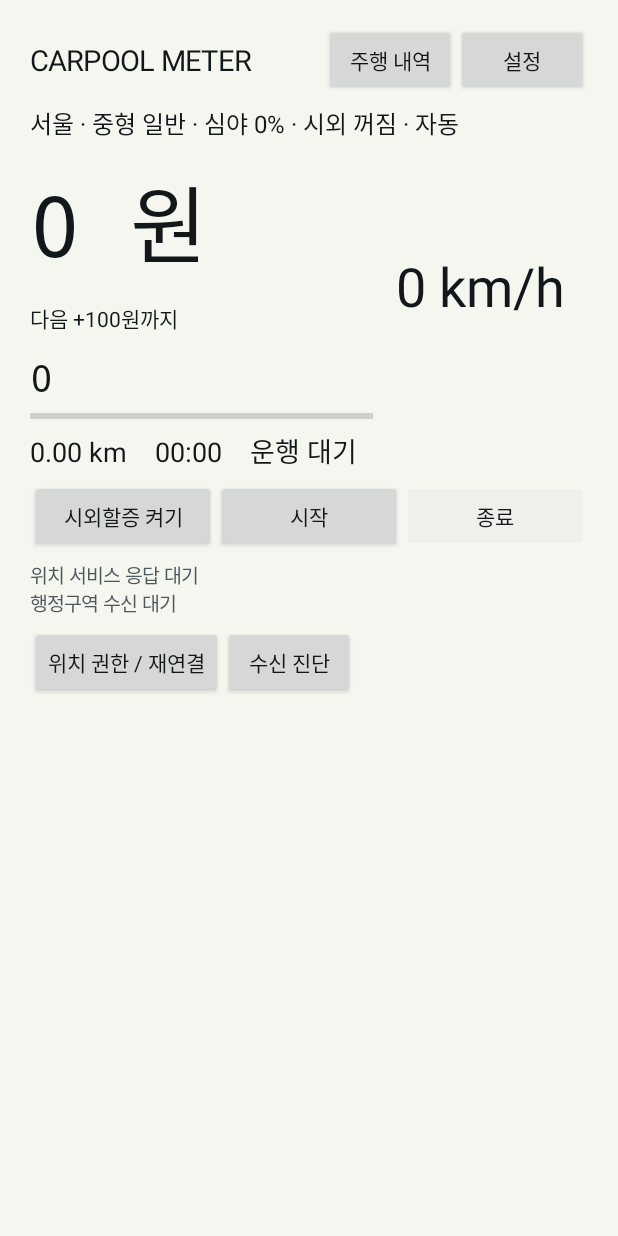
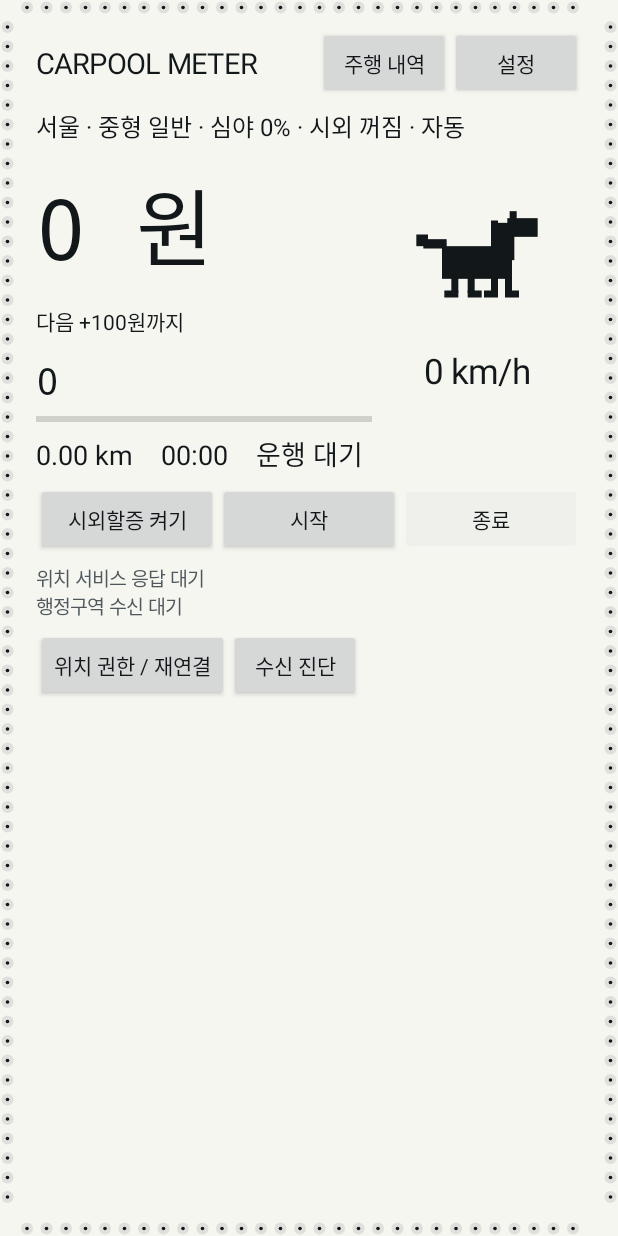
Before and after one commit to hijae/pleos-carpool-meter, an Android app: the screen it shows after launch (MainActivity), on a phone screen of 412 x 824 dp. Run offline under Robolectric (Android 15) with nearby library versions, the phone set to English and light mode, and no system bars; libraries missing offline, so code that uses them is left out: ai.pleos.playground; 8 statements that could not run were skipped.

Commit message:
Add monochrome running characters and adaptive LED frame (#9)

```diff
--- /dev/null
+++ b/app/src/main/java/ai/pleos/smoke/CharacterView.java
@@ -0,0 +1,37 @@
+package ai.pleos.smoke;
+import android.content.Context;
+import android.graphics.Canvas;
+import android.graphics.Paint;
+import android.os.SystemClock;
+import android.provider.Settings;
+import android.view.View;
+
+/** Small monochrome pixel characters, rendered at <= 15 fps. Idle cadence never reaches zero. */
+public final class CharacterView extends View {
+    private final Paint paint=new Paint();
+    private String character="horse";
+    private int color;
+    private double speed;
+    private boolean attached;
+    public CharacterView(Context context){super(context);setContentDescription("달리는 캐릭터");setImportantForAccessibility(IMPORTANT_FOR_ACCESSIBILITY_YES);}
+    public void update(String character,int color,double speed){this.character=character;this.color=color;this.speed=Math.max(0,Math.min(150,speed));invalidate();}
+    protected void onAttachedToWindow(){super.onAttachedToWindow();attached=true;invalidate();}
+    protected void onDetachedFromWindow(){attached=false;super.onDetachedFromWindow();}
+    protected void onDraw(Canvas canvas){
+        super.onDraw(canvas);paint.setColor(color);
+        boolean animate=Settings.Global.getFloat(getContext().getContentResolver(),Settings.Global.ANIMATOR_DURATION_SCALE,1)!=0;
+        long period=(long)Math.max(170,1100/(1+speed/22));int phase=animate?(int)(SystemClock.uptimeMillis()/(period/2)%2):0;
+        float scale=Math.min(getWidth()/90f,getHeight()/56f);canvas.save();canvas.translate((getWidth()-90*scale)/2,(getHeight()-56*scale)/2);canvas.scale(scale,scale);canvas.translate(16,10-phase);
+        switch(character){
+            case "cat" -> {rect(canvas,14,17,28,12);rect(canvas,38,9,14,13);rect(canvas,38,5,4,7);rect(canvas,48,5,4,7);rect(canvas,8,11,5,14);rect(canvas,5,8,7,4);}
+            case "rabbit" -> {rect(canvas,15,15,27,15);rect(canvas,35,8,15,15);rect(canvas,36,-1,4,13);rect(canvas,44,-2,4,14);rect(canvas,9,18,7,7);}
+            case "duck" -> {rect(canvas,13,16,30,16);rect(canvas,35,9,12,17);rect(canvas,38,5,11,10);rect(canvas,48,11,10,4);rect(canvas,6,15,10,6);}
+            default -> {rect(canvas,14,15,30,14);rect(canvas,37,5,8,16);rect(canvas,42,3,13,8);rect(canvas,43,0,3,5);rect(canvas,35,4,3,17);rect(canvas,6,12,10,4);rect(canvas,3,10,5,5);}
+        }
+        int[] feet=character.equals("duck")?new int[]{24,36}:new int[]{18,25,35,41};
+        for(int i=0;i<feet.length;i++){int off=i%2==phase?3:-3;rect(canvas,feet[i],27,3,8);rect(canvas,feet[i]+Math.min(off,0),34,6,3);}
+        canvas.restore();
+        if(attached&&isShown()&&animate)postInvalidateDelayed(70);
+    }
+    private void rect(Canvas canvas,float x,float y,float w,float h){canvas.drawRect(x,y,x+w,y+h,paint);}
+}
--- /dev/null
+++ b/app/src/main/java/ai/pleos/smoke/LedLayout.java
@@ -0,0 +1,18 @@
+package ai.pleos.smoke;
+import android.content.Context;
+import android.graphics.Canvas;
+import android.graphics.Paint;
+import android.widget.LinearLayout;
+
+/** Quiet dotted LED frame; no flashing and no per-frame allocation. */
+public final class LedLayout extends LinearLayout {
+    private final Paint glow=new Paint(Paint.ANTI_ALIAS_FLAG);
+    private final Paint point=new Paint(Paint.ANTI_ALIAS_FLAG);
+    private final float density;
+    public LedLayout(Context context,int color){super(context);density=getResources().getDisplayMetrics().density;setWillNotDraw(false);point.setColor(color);glow.setColor(color);glow.setAlpha(25);}
+    protected void onDraw(Canvas c){super.onDraw(c);float inset=5*density,spacing=13*density;
+        for(float x=inset+spacing;x<getWidth()-inset-spacing;x+=spacing){dot(c,x,inset);dot(c,x,getHeight()-inset);}
+        for(float y=inset+spacing;y<getHeight()-inset-spacing;y+=spacing){dot(c,inset,y);dot(c,getWidth()-inset,y);}
+    }
+    private void dot(Canvas c,float x,float y){c.drawCircle(x,y,4*density,glow);c.drawCircle(x,y,1.2f*density,point);}
+}
--- a/app/src/main/java/ai/pleos/smoke/MainActivity.java
+++ b/app/src/main/java/ai/pleos/smoke/MainActivity.java
@@ -19,7 +19,8 @@ public final class MainActivity extends UiActivity implements PleosLocationSourc
     private MeterApplication session;
     private PleosLocationSource motion;
     private NaviAreaSource navigation;
-    private TextView amount,counter,increment,metrics,rates,signal,character;
+    private TextView amount,counter,increment,metrics,rates,signal,speedLabel;
+    private CharacterView character;
     private ProgressBar progress;
     private Button begin,pause,end,outside;
     private final Handler handler=new Handler(Looper.getMainLooper());
@@ -31,7 +32,7 @@ public final class MainActivity extends UiActivity implements PleosLocationSourc
         getWindow().addFlags(WindowManager.LayoutParams.FLAG_KEEP_SCREEN_ON);build();
     }
     private void build(){
-        applyPalette();LinearLayout root=column();
+        applyPalette();LinearLayout root=new LedLayout(this,ink);root.setOrientation(1);root.setPadding(dp(24),dp(18),dp(24),dp(18));root.setBackgroundColor(paper);
         LinearLayout header=new LinearLayout(this);header.setGravity(Gravity.CENTER_VERTICAL);
         TextView title=text("CARPOOL METER",19);header.addView(title,new LinearLayout.LayoutParams(0,-2,1));
         header.addView(button("주행 내역",this::history));header.addView(button("설정",()->startActivity(new Intent(this,SettingsActivity.class))));root.addView(header);
@@ -41,7 +42,8 @@ public final class MainActivity extends UiActivity implements PleosLocationSourc
         amount=text("0 원",56);amount.setTypeface(android.graphics.Typeface.MONOSPACE);money.addView(amount);
         increment=text("",14);money.addView(increment);counter=text("0",25);counter.setTypeface(android.graphics.Typeface.MONOSPACE);money.addView(counter);
         progress=new ProgressBar(this,null,android.R.attr.progressBarStyleHorizontal);progress.setMax(10000);progress.setProgressTintList(android.content.res.ColorStateList.valueOf(ink));money.addView(progress,new LinearLayout.LayoutParams(-1,dp(6)));
-        display.addView(money,new LinearLayout.LayoutParams(0,-2,1.6f));character=text("",36);character.setGravity(Gravity.CENTER);display.addView(character,new LinearLayout.LayoutParams(0,dp(130),1));root.addView(display);
+        display.addView(money,new LinearLayout.LayoutParams(0,-2,1.6f));LinearLayout runner=new LinearLayout(this);runner.setOrientation(1);runner.setGravity(Gravity.CENTER);
+        character=new CharacterView(this);runner.addView(character,new LinearLayout.LayoutParams(-1,dp(110)));speedLabel=text("",23);speedLabel.setGravity(Gravity.CENTER);runner.addView(speedLabel);display.addView(runner,new LinearLayout.LayoutParams(0,-2,1));root.addView(display);
         metrics=text("",18);root.addView(metrics);
         LinearLayout controls=new LinearLayout(this);outside=button("시외할증 켜기",()->{
             session.outside.toggleManual();session.saveOutside();session.recordRates("메인 시외 버튼");refresh();
@@ -82,7 +84,7 @@ public final class MainActivity extends UiActivity implements PleosLocationSourc
         amount.setText(String.format(Locale.KOREA,"%,d 원",e==null?0:e.totalWon()));counter.setText(""+(e==null?0:e.accumulatedWon()));
         increment.setText("다음 +"+(e==null?tariff.stepWon:e.nextIncrementWon(now,session.outside.applied()))+"원까지");progress.setProgress(e==null?0:(int)(e.progress()*10000));
         boolean fresh=SystemClock.elapsedRealtime()-session.lastMotion<10000;
-        character.setText((fresh?String.format(Locale.KOREA,"%.0f",session.speed):"—")+" km/h");
+        speedLabel.setText((fresh?String.format(Locale.KOREA,"%.0f",session.speed):"—")+" km/h");character.update(preferences.character(),ink,fresh&&active&&!e.isPaused()?session.speed:0);
         long sec=session.duration()/1000;metrics.setText(String.format(Locale.KOREA,"%.2f km    %02d:%02d    %s",e==null?0:e.distanceMeters()/1000,sec/60,sec%60,active?(e.isPaused()?"일시정지":"주행 중"):"운행 대기"));
         rates.setText(tariff.name+" · 심야 "+tariff.nightPercent(now)+"% · 시외 "+(session.outside.applied()?tariff.outsidePercent+"%":"꺼짐")+" · "+(session.outside.automatic()?"자동":"수동"));
         outside.setText(session.outside.applied()?"시외할증 끄기":"시외할증 켜기");begin.setVisibility(active?android.view.View.GONE:android.view.View.VISIBLE);pause.setVisibility(active?android.view.View.VISIBLE:android.view.View.GONE);end.setEnabled(active);pause.setText(active&&e.isPaused()?"다시 시작":"일시정지");
```
